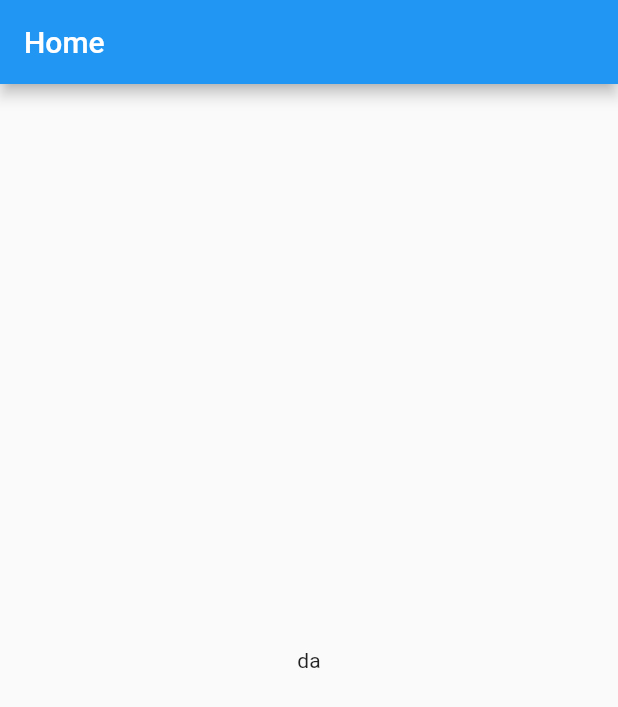
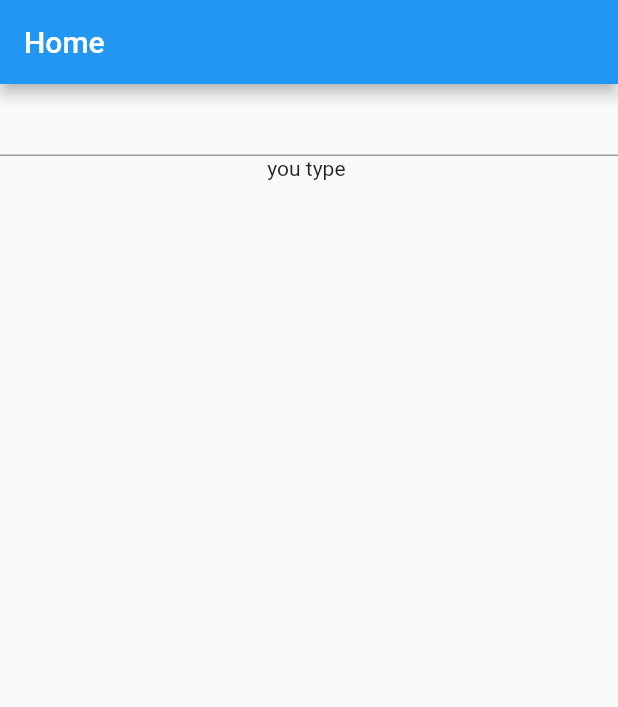
Before and after one commit to Mahmudul-Sumoon/flutter-hooks, a Flutter app: the first screen one second after launch, on a phone screen of 412 x 824 dp. Shown: the top 707 px of the screen. Run offline on Flutter 3.47's test engine with Material 2 defaults, Android fonts, the phone set to English and light mode, and no system bars; our stand-ins replace flutter_hooks.

Commit message:
text control

```diff
--- a/lib/main.dart
+++ b/lib/main.dart
@@ -20,22 +20,34 @@ class MyApp extends StatelessWidget {
   }
 }
 
-Stream<String> getTime() => Stream.periodic(
-      const Duration(seconds: 1),
-      (_) => DateTime.now().toIso8601String(),
-    );
-
 class MyHomePage extends HookWidget {
   const MyHomePage({Key? key}) : super(key: key);
 
   @override
   Widget build(BuildContext context) {
-    final time = useStream(getTime());
+    final controller = useTextEditingController();
+    final text = useState('');
+    useEffect(
+      () {
+        controller.addListener(() {
+          text.value = controller.text;
+        });
+        return null;
+      },
+      [controller],
+    );
     return Scaffold(
       appBar: AppBar(
         title: const Text('Home'),
       ),
-      body: Center(child: Text(time.data ?? 'da')),
+      body: Column(
+        children: [
+          TextField(
+            controller: controller,
+          ),
+          Text('you type ${text.value}'),
+        ],
+      ),
     );
   }
 }
```
